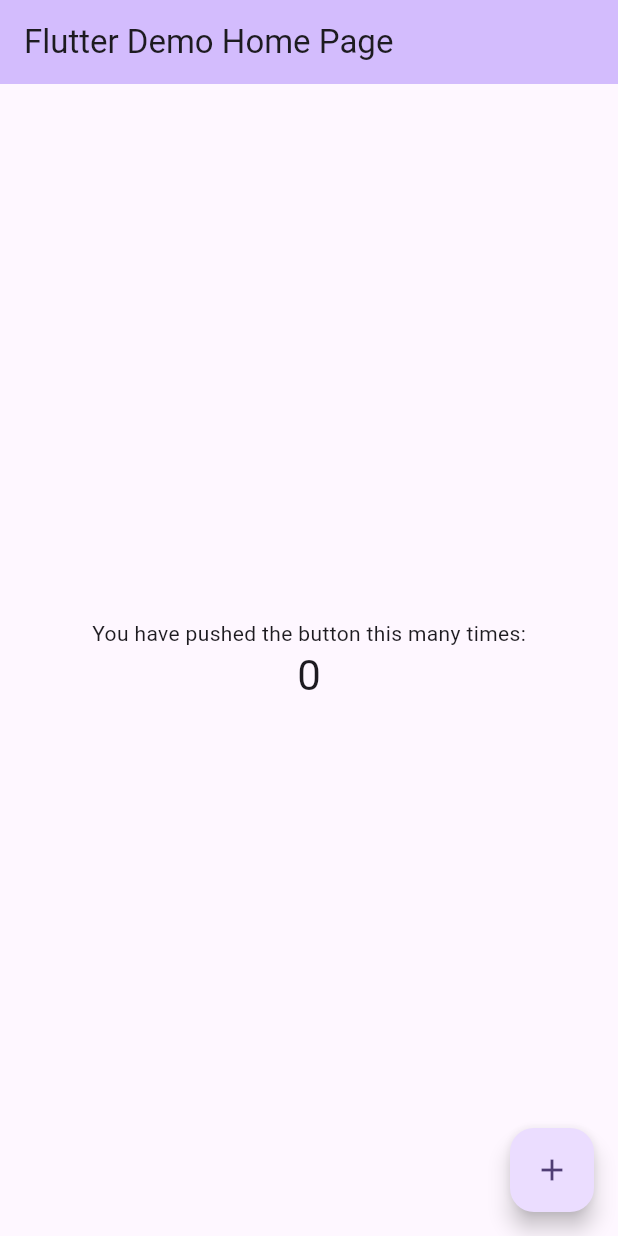
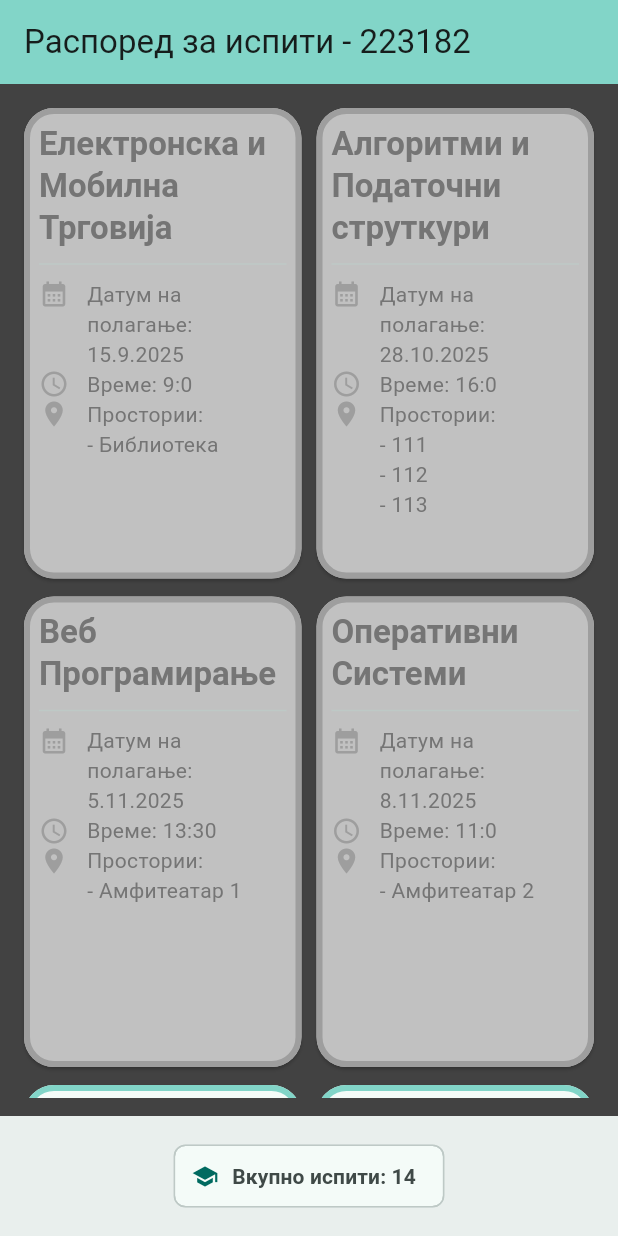
Before and after one commit to milakirovski/ExamSchedulerApp, a Flutter app: the screen it shows after launch, on a phone screen of 412 x 824 dp. Run offline on Flutter 3.47's test engine with Material 3 defaults, Android fonts, the phone set to English and light mode, and no system bars.

Commit message:
feat(exam grid): added Home Page with Exam grid.
- ExamCard widget, color based on the date (past or future).
- Grid with ExamCards, sorted by date.
- Badge that shows total number of exams added to the grid.
- Data Initializer, hard coded list of Exams.

```diff
--- /dev/null
+++ b/lib/data/data_initializer.dart
@@ -0,0 +1,88 @@
+import '../models/exam_model.dart';
+
+List<Exam> sampleExams = [
+  Exam(
+    id: 1,
+    course: "Мобилни и Информациски системи",
+    date: DateTime(2025, 12, 15, 10, 0), // Future exam
+    rooms: ["Лаб 1", "Лаб 2"],
+  ),
+  Exam(
+    id: 2,
+    course: "Веб Програмирање",
+    date: DateTime(2025, 11, 5, 13, 30), // Past exam (Current date is Nov 10)
+    rooms: ["Амфитеатар 1"],
+  ),
+  Exam(
+    id: 3,
+    course: "Бази на Податоци",
+    date: DateTime(2026, 1, 20, 9, 0), // Future exam
+    rooms: ["Лаб 3", "218"],
+  ),
+  Exam(
+    id: 4,
+    course: "Алгоритми и Податочни струткури",
+    date: DateTime(2025, 10, 28, 16, 0), // Past exam
+    rooms: ["111", "112", "113"],
+  ),
+  Exam(
+    id: 5,
+    course: "Софтверско Инженерство",
+    date: DateTime(2025, 12, 17, 12, 0), // Future exam
+    rooms: ["Онлајн"],
+  ),
+  Exam(
+    id: 6,
+    course: "Компјутерски Мрежи и Безбедност",
+    date: DateTime(2026, 1, 22, 15, 0), // Future exam
+    rooms: ["220"],
+  ),
+  Exam(
+    id: 7,
+    course: "Оперативни Системи",
+    date: DateTime(2025, 11, 8, 11, 0), // Past exam
+    rooms: ["Амфитеатар 2"],
+  ),
+  Exam(
+    id: 8,
+    course: "Вовед во Наука за Податоци",
+    date: DateTime(2026, 2, 2, 14, 0), // Future exam
+    rooms: ["Лаб 5", "Лаб 6"],
+  ),
+  Exam(
+    id: 9,
+    course: "Сервисно Ориентирани Архитектури",
+    date: DateTime(2025, 12, 1, 10, 0), // Future exam
+    rooms: ["Голем Амфитеатар"],
+  ),
+  Exam(
+    id: 10,
+    course: "Електронска и Мобилна Трговија",
+    date: DateTime(2025, 9, 15, 9, 0), // Past exam
+    rooms: ["Библиотека"],
+  ),
+  Exam(
+    id: 11,
+    course: "Дизајн на Интеракција Човек-Компјутер",
+    date: DateTime(2026, 1, 29, 17, 0), // Future exam
+    rooms: ["215", "216"],
+  ),
+  Exam(
+    id: 12,
+    course: "Математика 1",
+    date: DateTime(2025, 12, 22, 12, 0), // Future exam
+    rooms: ["117", "119"],
+  ),
+  Exam(
+    id: 12,
+    course: "Калкулус",
+    date: DateTime(2025, 12, 22, 12, 0), // Future exam
+    rooms: ["117", "119"],
+  ),
+  Exam(
+    id: 12,
+    course: "Дискретна Математика",
+    date: DateTime(2025, 12, 22, 12, 0), // Future exam
+    rooms: ["117", "119"],
+  ),
+];
--- a/lib/main.dart
+++ b/lib/main.dart
@@ -1,3 +1,4 @@
+import 'package:exam_scheduler_app/pages/home_page.dart';
 import 'package:flutter/material.dart';
 
 void main() {
@@ -11,112 +12,15 @@ class MyApp extends StatelessWidget {
   @override
   Widget build(BuildContext context) {
     return MaterialApp(
-      title: 'Flutter Demo',
+      title: 'Распоред за испити - 223182',
       theme: ThemeData(
-        // This is the theme of your application.
-        //
-        // TRY THIS: Try running your application with "flutter run". You'll see
-        // the application has a purple toolbar. Then, without quitting the app,
-        // try changing the seedColor in the colorScheme below to Colors.green
-        // and then invoke "hot reload" (save your changes or press the "hot
-        // reload" button in a Flutter-supported IDE, or press "r" if you used
-        // the command line to start the app).
-        //
-        // Notice that the counter didn't reset back to zero; the application
-        // state is not lost during the reload. To reset the state, use hot
-        // restart instead.
-        //
-        // This works for code too, not just values: Most code changes can be
-        // tested with just a hot reload.
-        colorScheme: ColorScheme.fromSeed(seedColor: Colors.deepPurple),
+        colorScheme: ColorScheme.fromSeed(seedColor: Colors.teal),
+        scaffoldBackgroundColor: Colors.grey[800],
       ),
-      home: const MyHomePage(title: 'Flutter Demo Home Page'),
+      initialRoute: "/",
+      routes: {
+        "/": (context) => const HomePage(title: 'Pаспоред за испити - 223182'),
+      },
     );
   }
 }
-
-class MyHomePage extends StatefulWidget {
-  const MyHomePage({super.key, required this.title});
-
-  // This widget is the home page of your application. It is stateful, meaning
-  // that it has a State object (defined below) that contains fields that affect
-  // how it looks.
-
-  // This class is the configuration for the state. It holds the values (in this
-  // case the title) provided by the parent (in this case the App widget) and
-  // used by the build method of the State. Fields in a Widget subclass are
-  // always marked "final".
-
-  final String title;
-
-  @override
-  State<MyHomePage> createState() => _MyHomePageState();
-}
-
-class _MyHomePageState extends State<MyHomePage> {
-  int _counter = 0;
-
-  void _incrementCounter() {
-    setState(() {
-      // This call to setState tells the Flutter framework that something has
-      // changed in this State, which causes it to rerun the build method below
-      // so that the display can reflect the updated values. If we changed
-      // _counter without calling setState(), then the build method would not be
-      // called again, and so nothing would appear to happen.
-      _counter++;
-    });
-  }
-
-  @override
-  Widget build(BuildContext context) {
-    // This method is rerun every time setState is called, for instance as done
-    // by the _incrementCounter method above.
-    //
-    // The Flutter framework has been optimized to make rerunning build methods
-    // fast, so that you can just rebuild anything that needs updating rather
-    // than having to individually change instances of widgets.
-    return Scaffold(
-      appBar: AppBar(
-        // TRY THIS: Try changing the color here to a specific color (to
-        // Colors.amber, perhaps?) and trigger a hot reload to see the AppBar
-        // change color while the other colors stay the same.
-        backgroundColor: Theme.of(context).colorScheme.inversePrimary,
-        // Here we take the value from the MyHomePage object that was created by
-        // the App.build method, and use it to set our appbar title.
-        title: Text(widget.title),
-      ),
-      body: Center(
-        // Center is a layout widget. It takes a single child and positions it
-        // in the middle of the parent.
-        child: Column(
-          // Column is also a layout widget. It takes a list of children and
-          // arranges them vertically. By default, it sizes itself to fit its
-          // children horizontally, and tries to be as tall as its parent.
-          //
-          // Column has various properties to control how it sizes itself and
-          // how it positions its children. Here we use mainAxisAlignment to
-          // center the children vertically; the main axis here is the vertical
-          // axis because Columns are vertical (the cross axis would be
-          // horizontal).
-          //
-          // TRY THIS: Invoke "debug painting" (choose the "Toggle Debug Paint"
-          // action in the IDE, or press "p" in the console), to see the
-          // wireframe for each widget.
-          mainAxisAlignment: MainAxisAlignment.center,
-          children: <Widget>[
-            const Text('You have pushed the button this many times:'),
-            Text(
-              '$_counter',
-              style: Theme.of(context).textTheme.headlineMedium,
-            ),
-          ],
-        ),
-      ),
-      floatingActionButton: FloatingActionButton(
-        onPressed: _incrementCounter,
-        tooltip: 'Increment',
-        child: const Icon(Icons.add),
-      ), // This trailing comma makes auto-formatting nicer for build methods.
-    );
-  }
-}
--- /dev/null
+++ b/lib/models/exam_model.dart
@@ -0,0 +1,17 @@
+class Exam {
+  int id;
+  String course;
+  DateTime date;
+  List<String> rooms;
+
+  Exam({required this.id, required this.course, required this.date, required this.rooms});
+
+  // Exam.fromJson(Map<String, dynamic> data)
+  // : id = data['id'],
+  // course = data['course'],
+  // date = data['date'],
+  // rooms = data['rooms'];
+  //
+  // Map<String, dynamic> toJson() => {'id': id, 'course': course, 'date': date, 'rooms': rooms};
+
+}
--- /dev/null
+++ b/lib/pages/home_page.dart
@@ -0,0 +1,65 @@
+import 'package:exam_scheduler_app/data/data_initializer.dart';
+import 'package:exam_scheduler_app/models/exam_model.dart';
+import 'package:exam_scheduler_app/widgets/exam_grid.dart';
+import 'package:flutter/material.dart';
+
+class HomePage extends StatefulWidget {
+
+  final String title;
+
+  const HomePage({super.key, required this.title});
+
+  @override
+  State<HomePage> createState() => _HomePageState();
+}
+
+class _HomePageState extends State<HomePage> {
+
+  late List<Exam> exams;
+
+
+  @override
+  void initState() {
+    super.initState();
+    exams = List.from(sampleExams);
+  }
+
+  @override
+  Widget build(BuildContext context) {
+
+    // sort exams by date
+    final sortedExams = List<Exam>.from(exams)
+      ..sort((a, b) => a.date.compareTo(b.date));
+
+    return Scaffold(
+      appBar: AppBar(
+        backgroundColor: Theme.of(context).colorScheme.inversePrimary,
+        title: Text(widget.title),
+      ),
+      body: Padding(
+        padding: EdgeInsets.all(12),
+        child: ExamGrid(exams: sortedExams),
+      ),
+
+      // 2. REQUIREMENT: Badge at the bottom
+      bottomNavigationBar: BottomAppBar(
+        elevation: 10,
+        child: Container(
+          height: 50,
+          alignment: Alignment.center,
+          child: Chip(
+            padding: const EdgeInsets.all(10),
+            avatar: Icon(
+              Icons.school,
+              color: Theme.of(context).colorScheme.primary,
+            ),
+            label: Text(
+              "Вкупно испити: ${exams.length}",
+              style: const TextStyle(fontWeight: FontWeight.bold),
+            ),
+          ),
+        ),
+      ),
+    );
+  }
+}
--- /dev/null
+++ b/lib/widgets/exam_card.dart
@@ -0,0 +1,115 @@
+import 'package:flutter/material.dart';
+import '../models/exam_model.dart';
+
+class ExamCard extends StatelessWidget {
+  final Exam exam;
+
+  const ExamCard({super.key, required this.exam});
+
+  @override
+  Widget build(BuildContext context) {
+    final bool isPassed = exam.date.isBefore(DateTime.now());
+
+    final Color cardBackgroundColor = isPassed
+        ? Colors.white70
+        : Theme.of(context).cardColor;
+
+    final Color borderColor = isPassed
+        ? Colors.grey
+        : Theme.of(context).colorScheme.primaryFixedDim;
+
+    final Color textColor = isPassed
+        ? Colors.grey.shade600
+        : Theme.of(
+            context,
+          ).colorScheme.onSurface;
+
+    final Color iconColor = isPassed
+        ? Colors.grey
+        : Theme.of(context).colorScheme.onSurface;
+
+    return GestureDetector(
+      // onTap: () {
+      //   Navigator.pushNamed(
+      //       context, "/details");
+      // },
+      child: Card(
+        color: cardBackgroundColor,
+        shape: RoundedRectangleBorder(
+          side: BorderSide(width: 4, color: borderColor),
+          borderRadius: BorderRadius.circular(20),
+        ),
+        child: Padding(
+          padding: EdgeInsets.all(10),
+          child: Column(
+            crossAxisAlignment: CrossAxisAlignment.start,
+            // Align all text to the left
+            children: [
+              // Text(exam.course, style: TextStyle(fontSize: 20),),
+              Text(
+                exam.course,
+                style: Theme.of(context).textTheme.titleLarge?.copyWith(
+                  fontWeight: FontWeight.bold,
+                  color: textColor,
+                ),
+              ),
+              Divider(height: 20, thickness: 1),
+
+              // Text("Датум на полагање: ${exam.date.day.toString()}.${exam.date.month.toString()}.${exam.date.year.toString()}", style: TextStyle(fontSize: 15)),
+              Row(
+                crossAxisAlignment: CrossAxisAlignment.start,
+                children: [
+                  Icon(Icons.calendar_month, color: iconColor, size: 20),
+                  const SizedBox(width: 12),
+                  // Expanded ensures text wraps nicely if it's too long
+                  Expanded(
+                    child: Text(
+                      "Датум на полагање: ${exam.date.day.toString()}.${exam.date.month.toString()}.${exam.date.year.toString()}",
+                      style: Theme.of(
+                        context,
+                      ).textTheme.bodyMedium?.copyWith(color: textColor),
+                    ),
+                  ),
+                ],
+              ),
+              // Text("Време: ${exam.date.hour}:${exam.date.minute}", style: TextStyle(fontSize: 15)),
+              Row(
+                crossAxisAlignment: CrossAxisAlignment.start,
+                children: [
+                  Icon(Icons.access_time, color: iconColor, size: 20),
+                  const SizedBox(width: 12),
+                  // Expanded ensures text wraps nicely if it's too long
+                  Expanded(
+                    child: Text(
+                      "Време: ${exam.date.hour}:${exam.date.minute}",
+                      style: Theme.of(
+                        context,
+                      ).textTheme.bodyMedium?.copyWith(color: textColor),
+                    ),
+                  ),
+                ],
+              ),
+              // Text("Простории: \n${exam.rooms.join('\n ')}"),
+              Row(
+                crossAxisAlignment: CrossAxisAlignment.start,
+                children: [
+                  Icon(Icons.location_on, color: iconColor, size: 20),
+                  const SizedBox(width: 12),
+                  // Expanded ensures text wraps nicely if it's too long
+                  Expanded(
+                    child: Text(
+                      "Простории: \n- ${exam.rooms.join('\n- ')}",
+                      style: Theme.of(
+                        context,
+                      ).textTheme.bodyMedium?.copyWith(color: textColor),
+                    ),
+                  ),
+                ],
+              ),
+            ],
+          ),
+        ),
+      ),
+    );
+  }
+}
--- /dev/null
+++ b/lib/widgets/exam_grid.dart
@@ -0,0 +1,32 @@
+import 'package:exam_scheduler_app/widgets/exam_card.dart';
+import 'package:flutter/material.dart';
+
+import '../models/exam_model.dart';
+
+class ExamGrid extends StatefulWidget {
+  final List<Exam> exams;
+
+  const ExamGrid({super.key, required this.exams});
+
+  @override
+  State<StatefulWidget> createState() => _ExamGridState();
+}
+
+class _ExamGridState extends State<ExamGrid> {
+  @override
+  Widget build(BuildContext context) {
+    return GridView.builder(
+      gridDelegate: SliverGridDelegateWithFixedCrossAxisCount(
+          crossAxisCount: 2,
+          mainAxisSpacing: 4,
+          crossAxisSpacing: 2,
+          childAspectRatio: 300/500
+      ),
+      itemCount: widget.exams.length,
+      physics: BouncingScrollPhysics(),
+      itemBuilder: (context, index) {
+        return ExamCard(exam: widget.exams[index],);
+      },
+    );
+  }
+}
```
